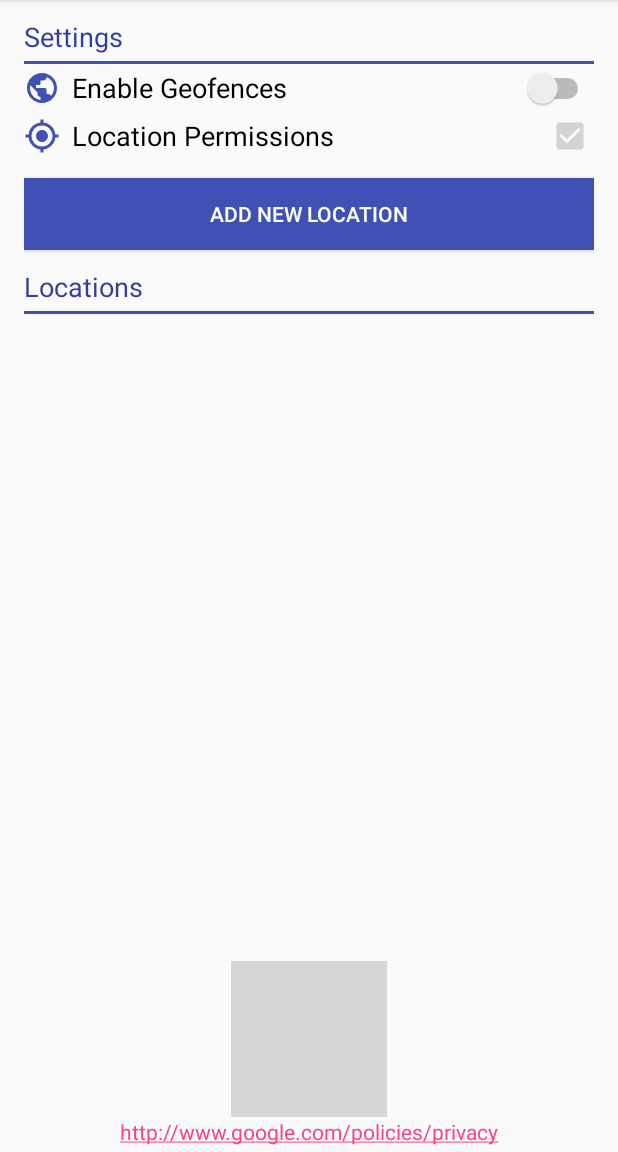
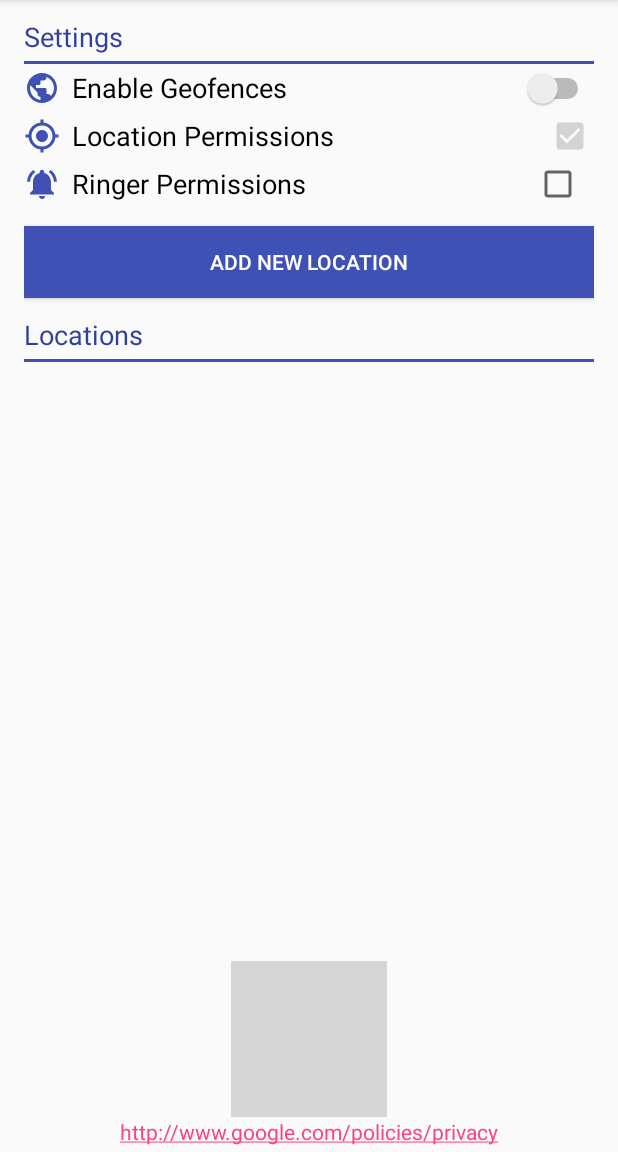
Before and after one commit to ViraMeliana/PlacesLessons, an Android app: the screen it shows after launch (MainActivity), on a phone screen of 412 x 824 dp, the part 84-1236 px from its top. Run offline under Robolectric (Android 15) with nearby library versions, the phone set to English and light mode, and no system bars; 2 statements that could not run were skipped; grey boxes are pictures that could not be loaded.

```diff
--- a/app/src/main/java/com/example/android/shushme/MainActivity.java
+++ b/app/src/main/java/com/example/android/shushme/MainActivity.java
@@ -16,6 +16,7 @@ package com.example.android.shushme;
 * limitations under the License.
 */
 
+import android.app.NotificationManager;
 import android.content.ContentValues;
 import android.content.Intent;
 import android.content.SharedPreferences;
@@ -220,6 +221,19 @@ public class MainActivity extends AppCompatActivity implements ConnectionCallbac
             locationPermissions.setChecked(true);
             locationPermissions.setEnabled(false);
         }
+        CheckBox ringerPermissions = (CheckBox) findViewById(R.id.ringer_permissions_checkbox);
+        NotificationManager nm = (NotificationManager) getSystemService(NOTIFICATION_SERVICE);
+        if (android.os.Build.VERSION.SDK_INT >= 24 && !nm.isNotificationPolicyAccessGranted()) {
+            ringerPermissions.setChecked(false);
+        } else {
+            ringerPermissions.setChecked(true);
+            ringerPermissions.setEnabled(false);
+        }
+    }
+
+    public void onRingerPermissionsClicked(View view) {
+        Intent intent = new Intent(android.provider.Settings.ACTION_NOTIFICATION_POLICY_ACCESS_SETTINGS);
+        startActivity(intent);
     }
 
     public void onLocationPermissionClicked(View view) {
--- a/app/src/main/res/layout/activity_main.xml
+++ b/app/src/main/res/layout/activity_main.xml
@@ -98,6 +98,42 @@
 
         </LinearLayout>
 
+        <LinearLayout
+            android:layout_width="match_parent"
+            android:layout_height="wrap_content"
+            android:orientation="horizontal">
+
+            <ImageView
+                android:layout_width="wrap_content"
+                android:layout_height="wrap_content"
+                android:paddingBottom="4dp"
+                android:paddingRight="8dp"
+                android:paddingTop="4dp"
+                android:src="@drawable/ic_notifications_active_primary_24dp" />
+
+            <TextView
+                android:layout_width="wrap_content"
+                android:layout_height="wrap_content"
+                android:layout_gravity="center"
+                android:text="@string/ringer_permissions"
+                android:textAppearance="@style/TextAppearance.AppCompat.Medium"
+                android:textColor="@android:color/black" />
+
+            <RelativeLayout
+                android:layout_width="match_parent"
+                android:layout_height="match_parent">
+
+                <CheckBox
+                    android:id="@+id/ringer_permissions_checkbox"
+                    android:layout_width="wrap_content"
+                    android:layout_height="wrap_content"
+                    android:layout_alignParentRight="true"
+                    android:layout_marginRight="8dp"
+                    android:onClick="onRingerPermissionsClicked" />
+
+            </RelativeLayout>
+        </LinearLayout>
+
         <Button
             android:layout_width="match_parent"
             android:layout_height="wrap_content"
--- a/app/src/main/res/values/strings.xml
+++ b/app/src/main/res/values/strings.xml
@@ -9,4 +9,8 @@
     <string name="location_permissions">Location Permissions</string>
     <string name="enable_geofences">Enable Geofences</string>
     <string name="privacy">http://www.google.com/policies/privacy</string>
+    <string name="ringer_permissions">Ringer Permissions</string>
+    <string name="silent_mode_activated">Silent mode activated</string>
+    <string name="touch_to_relaunch">Touch to launch the app.</string>
+    <string name="back_to_normal">Back to normal</string>
 </resources>
```
Also changed, not shown: app/src/main/java/com/example/android/shushme/GeofenceBroadcastReceiver.java (+64 -0 lines).
